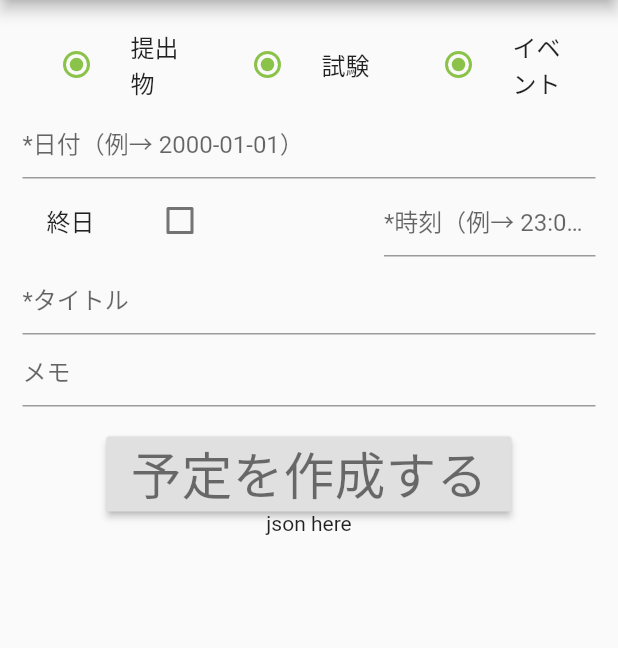
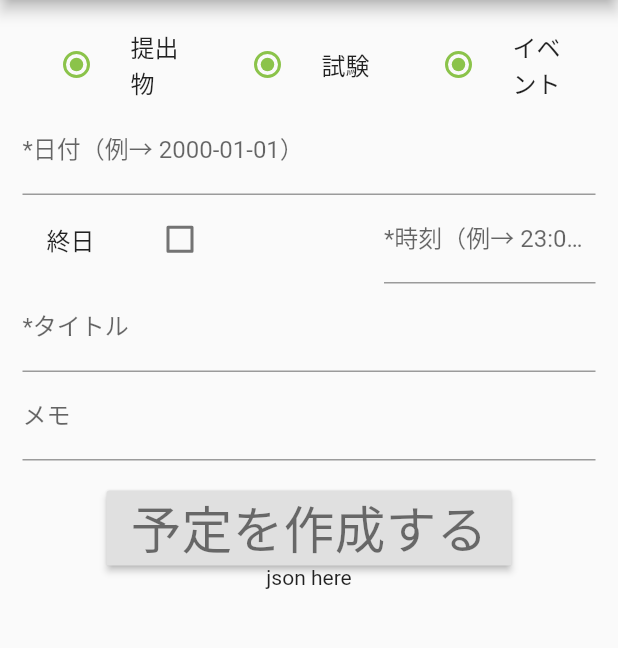
Before and after one commit to watasuke102/TimeTree-AddIvent, a Flutter app: the screen it shows after launch, on a phone screen of 412 x 824 dp, the part 84-732 px from its top. Run offline on Flutter 3.47's test engine with Material 2 defaults, Android fonts, the phone set to English and light mode, and no system bars; our stand-ins replace shared_preferences; Roboto replaces fonts that are missing (mplus).

Commit message:
update: 入力欄のヒントを全てラベルに

```diff
--- a/lib/main.dart
+++ b/lib/main.dart
@@ -149,7 +149,7 @@ class MPState extends State<MainPage>
           )),
         ]),
         // 日付
-        TextField(onChanged:(value) => date = value, decoration: InputDecoration(hintText: "*日付（例→ 2000-01-01）")),
+        TextField(onChanged:(value) => date = value, decoration: InputDecoration(labelText: "*日付（例→ 2000-01-01）")),
         Row(children:
         [
           // 終日かどうか
@@ -166,13 +166,13 @@ class MPState extends State<MainPage>
           Flexible(child:TextField
           (
             onChanged:(value) => time = value,
-            decoration: InputDecoration(hintText: "*時刻（例→ 23:05）")
+            decoration: InputDecoration(labelText: "*時刻（例→ 23:05）")
           ))
         ]),
         // タイトル
-        TextField(onChanged:(value) => title = value, decoration: InputDecoration(hintText: "*タイトル")),
+        TextField(onChanged:(value) => title = value, decoration: InputDecoration(labelText: "*タイトル")),
         // メモ
-        TextField(onChanged:(value) => memo = value,  decoration: InputDecoration(hintText: "メモ"), maxLines: null),
+        TextField(onChanged:(value) => memo = value,  decoration: InputDecoration(labelText: "メモ"), maxLines: null),
         Container(height: 20),
         // 追加ボタン
         RaisedButton(onPressed: () => addIvent(), child: Text("予定を作成する",style: Theme.of(context).textTheme.headline4)),
```
